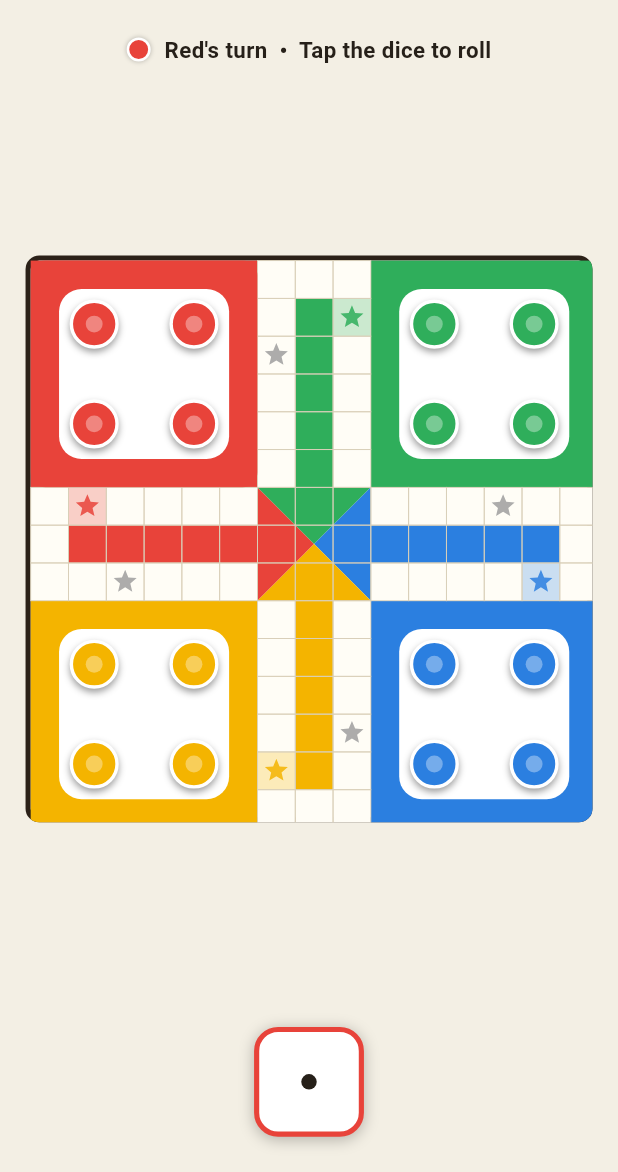
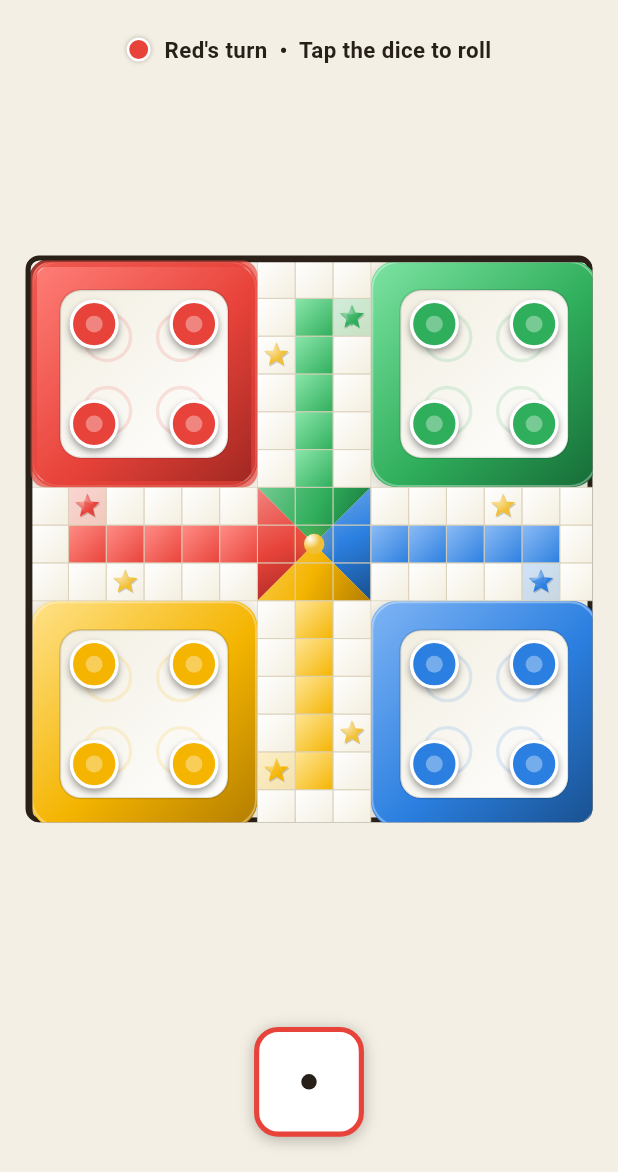
Before and after one commit to Gulshid/Ludo-Game, a Flutter app: the GameScreen screen opened directly, after a tap on the "volume up" icon, on a phone screen of 412 x 824 dp, the part 64-1236 px from its top. Run offline on Flutter 3.47's test engine with Material 3 defaults, Android fonts, the phone set to English and light mode, and no system bars; our stand-ins replace audioplayers, confetti, flutter_screenutil, shared_preferences; accounts and stored records are empty.

Commit message:
Board painter is updated

```diff
--- a/ludo_game/lib/widgets/board_painter.dart
+++ b/ludo_game/lib/widgets/board_painter.dart
@@ -3,23 +3,22 @@ import 'package:flutter/material.dart';
 import '../constants/app_colors.dart';
 import '../constants/board_constants.dart';
 
-/// Draws the entire static Ludo board onto a canvas, cell by cell,
-/// using a logical 15x15 grid (see [BoardConstants.gridSize]).
+/// Draws the entire Ludo board onto a canvas, cell by cell, using a
+/// logical 15x15 grid (see [BoardConstants.gridSize]).
 ///
-/// Layout reference (row, col — both 0-indexed):
-///  - Yards: 4 corners, each a 6x6 block.
-///  - Cross arms: the remaining "+" shaped path (rows/cols 6-8).
-///  - Center 3x3 (rows 6-8, cols 6-8): the finishing triangle area.
-///  - Each arm's middle row/column (excluding the outer starting cell)
-///    is colored as that player's home lane.
-///  - 8 safe cells (4 colored start cells + 4 star cells) are marked.
+/// This version renders every surface with a light-lit gradient (top
+/// -left highlight, bottom-right shadow) so that — combined with the
+/// slight perspective tilt applied by [LudoBoard] — the whole board
+/// reads as a raised, glossy game piece rather than a flat drawing.
 class BoardPainter extends CustomPainter {
   final double cellSize;
+  final double glowT;
 
-  BoardPainter({required this.cellSize});
+  BoardPainter({required this.cellSize, this.glowT = 0});
 
   @override
   void paint(Canvas canvas, Size size) {
+    _drawBaseShadow(canvas, size);
     _drawYards(canvas);
     _drawPathCells(canvas);
     _drawHomeLanes(canvas);
@@ -27,6 +26,15 @@ class BoardPainter extends CustomPainter {
     _drawStarCells(canvas);
     _drawCenterTriangle(canvas);
     _drawGridLines(canvas);
+    _drawArrows(canvas);
+  }
+
+  void _drawBaseShadow(Canvas canvas, Size size) {
+    final rrect = RRect.fromRectAndRadius(
+      Rect.fromLTWH(0, 0, size.width, size.height),
+      Radius.circular(cellSize * 0.5),
+    );
+    canvas.drawRRect(rrect, Paint()..color = AppColors.boardBackground);
   }
 
   // ---------------------------------------------------------------------
@@ -35,43 +43,103 @@ class BoardPainter extends CustomPainter {
   void _drawYards(Canvas canvas) {
     BoardConstants.yardBounds.forEach((colorKey, bounds) {
       final color = AppColors.fromKey(colorKey);
+      final dark = AppColors.darkFromKey(colorKey);
+      final light = AppColors.lightFromKey(colorKey);
       final rect = _rectFromBounds(bounds);
+      final radius = Radius.circular(cellSize * 0.7);
 
-      // Outer colored square.
-      canvas.drawRect(rect, Paint()..color = color);
+      canvas.drawRRect(
+        RRect.fromRectAndRadius(rect.shift(Offset(0, cellSize * 0.08)), radius),
+        Paint()
+          ..color = Colors.black.withValues(alpha: 0.18)
+          ..maskFilter = MaskFilter.blur(BlurStyle.normal, cellSize * 0.2),
+      );
 
-      // Inner white "tray" that visually holds the 4 tokens, inset by
-      // roughly 3/4 of a cell on every side.
-      final inset = cellSize * 0.75;
+      canvas.drawRRect(
+        RRect.fromRectAndRadius(rect, radius),
+        Paint()
+          ..shader = LinearGradient(
+            begin: Alignment.topLeft,
+            end: Alignment.bottomRight,
+            colors: [light, color, dark],
+            stops: const [0.0, 0.55, 1.0],
+          ).createShader(rect),
+      );
+
+      canvas.drawRRect(
+        RRect.fromRectAndRadius(rect.deflate(cellSize * 0.04), radius),
+        Paint()
+          ..style = PaintingStyle.stroke
+          ..strokeWidth = cellSize * 0.05
+          ..color = Colors.white.withValues(alpha: 0.35),
+      );
+
+      final inset = cellSize * 0.78;
       final innerRect = Rect.fromLTRB(
         rect.left + inset,
         rect.top + inset,
         rect.right - inset,
         rect.bottom - inset,
       );
+      final innerRRect =
+          RRect.fromRectAndRadius(innerRect, Radius.circular(cellSize * 0.55));
+
       canvas.drawRRect(
-        RRect.fromRectAndRadius(innerRect, Radius.circular(cellSize * 0.6)),
-        Paint()..color = Colors.white,
+        innerRRect,
+        Paint()
+          ..shader = LinearGradient(
+            begin: Alignment.topLeft,
+            end: Alignment.bottomRight,
+            colors: const [Color(0xFFF2EEE1), Colors.white],
+          ).createShader(innerRect),
       );
+      canvas.drawRRect(
+        innerRRect,
+        Paint()
+          ..style = PaintingStyle.stroke
+          ..strokeWidth = cellSize * 0.06
+          ..color = Colors.black.withValues(alpha: 0.12),
+      );
+
+      for (final frac in BoardConstants.yardTokenSlots) {
+        final c = Offset(
+          innerRect.left + frac[0] * innerRect.width,
+          innerRect.top + frac[1] * innerRect.height,
+        );
+        canvas.drawCircle(
+          c,
+          cellSize * 0.62,
+          Paint()
+            ..color = color.withValues(alpha: 0.14)
+            ..style = PaintingStyle.stroke
+            ..strokeWidth = cellSize * 0.09,
+        );
+      }
     });
   }
 
   // ---------------------------------------------------------------------
-  // Cross-shaped path (white background cells)
+  // Cross-shaped path (background cells)
   // ---------------------------------------------------------------------
   void _drawPathCells(Canvas canvas) {
-    final paint = Paint()..color = AppColors.pathCell;
     for (int row = 0; row < BoardConstants.gridSize; row++) {
       for (int col = 0; col < BoardConstants.gridSize; col++) {
         if (_isCrossCell(row, col)) {
-          canvas.drawRect(_cellRect(row, col), paint);
+          final rect = _cellRect(row, col);
+          canvas.drawRect(
+            rect,
+            Paint()
+              ..shader = const LinearGradient(
+                begin: Alignment.topLeft,
+                end: Alignment.bottomRight,
+                colors: [Color(0xFFFFFFFF), Color(0xFFF3EEDF)],
+              ).createShader(rect),
+          );
         }
       }
     }
   }
 
-  /// True for any cell that belongs to the "+" shaped path/home area
-  /// (i.e. NOT one of the 4 corner yards).
   bool _isCrossCell(int row, int col) {
     final inMiddleCols = col >= 6 && col <= 8;
     final inMiddleRows = row >= 6 && row <= 8;
@@ -79,13 +147,23 @@ class BoardPainter extends CustomPainter {
   }
 
   // ---------------------------------------------------------------------
-  // Colored home lanes (5 cells per color leading into the center)
+  // Colored home lanes
   // ---------------------------------------------------------------------
   void _drawHomeLanes(Canvas canvas) {
     BoardConstants.homeLaneCells.forEach((colorKey, cells) {
-      final paint = Paint()..color = AppColors.fromKey(colorKey);
+      final color = AppColors.fromKey(colorKey);
+      final light = AppColors.lightFromKey(colorKey);
       for (final cell in cells) {
-        canvas.drawRect(_cellRect(cell[0], cell[1]), paint);
+        final rect = _cellRect(cell[0], cell[1]);
+        canvas.drawRect(
+          rect,
+          Paint()
+            ..shader = LinearGradient(
+              begin: Alignment.topLeft,
+              end: Alignment.bottomRight,
+              colors: [light.withValues(alpha: 0.9), color],
+            ).createShader(rect),
+        );
       }
     });
   }
@@ -97,23 +175,20 @@ class BoardPainter extends CustomPainter {
     BoardConstants.startCells.forEach((colorKey, cell) {
       final color = AppColors.fromKey(colorKey);
       final rect = _cellRect(cell[0], cell[1]);
-
-      canvas.drawRect(rect, Paint()..color = color.withValues(alpha: 0.25));
-      _drawStar(canvas, rect.center, cellSize * 0.32, color);
+      canvas.drawRect(rect, Paint()..color = color.withValues(alpha: 0.22));
+      _drawStar(canvas, rect.center, cellSize * 0.34, color, glossy: true);
     });
   }
 
-  // ---------------------------------------------------------------------
-  // Plain (uncolored) safe cells, marked with a grey star
-  // ---------------------------------------------------------------------
   void _drawStarCells(Canvas canvas) {
     for (final cell in BoardConstants.starCells) {
       final rect = _cellRect(cell[0], cell[1]);
-      _drawStar(canvas, rect.center, cellSize * 0.32, AppColors.disabled);
+      _drawStar(canvas, rect.center, cellSize * 0.34, AppColors.gold, glossy: true);
     }
   }
 
-  void _drawStar(Canvas canvas, Offset center, double radius, Color color) {
+  void _drawStar(Canvas canvas, Offset center, double radius, Color color,
+      {bool glossy = false}) {
     const int points = 5;
     final path = Path();
     final double innerRadius = radius * 0.45;
@@ -130,12 +205,28 @@ class BoardPainter extends CustomPainter {
       }
     }
     path.close();
-    canvas.drawPath(path, Paint()..color = color.withValues(alpha: 0.85));
+
+    canvas.drawPath(
+      path.shift(const Offset(0.6, 0.9)),
+      Paint()..color = Colors.black.withValues(alpha: 0.18),
+    );
+
+    if (glossy) {
+      canvas.drawPath(
+        path,
+        Paint()
+          ..shader = RadialGradient(
+            center: const Alignment(-0.4, -0.5),
+            colors: [Color.lerp(color, Colors.white, 0.6)!, color],
+          ).createShader(Rect.fromCircle(center: center, radius: radius)),
+      );
+    } else {
+      canvas.drawPath(path, Paint()..color = color.withValues(alpha: 0.85));
+    }
   }
 
   // ---------------------------------------------------------------------
-  // Center triangle ("home") — 4 triangles meeting at the middle,
-  // each colored and pointing inward, matching that color's home lane.
+  // Center triangle ("home")
   // ---------------------------------------------------------------------
   void _drawCenterTriangle(Canvas canvas) {
     final Rect centerRect = _rectFromBounds([6, 8, 6, 8]);
@@ -145,33 +236,90 @@ class BoardPainter extends CustomPainter {
     final Offset bottomRight = centerRect.bottomRight;
     final Offset middle = centerRect.center;
 
-    // Red triangle — left side, pointing right into the middle.
-    _fillTriangle(canvas, [topLeft, bottomLeft, middle], AppColors.red);
-    // Green triangle — top side, pointing down into the middle.
-    _fillTriangle(canvas, [topLeft, topRight, middle], AppColors.green);
-    // Blue triangle — right side, pointing left into the middle.
-    _fillTriangle(canvas, [topRight, bottomRight, middle], AppColors.blue);
-    // Yellow triangle — bottom side, pointing up into the middle.
-    _fillTriangle(canvas, [bottomLeft, bottomRight, middle], AppColors.yellow);
+    _fillTriangle(canvas, [topLeft, bottomLeft, middle], AppColors.red, AppColors.redDark);
+    _fillTriangle(canvas, [topLeft, topRight, middle], AppColors.green, AppColors.greenDark);
+    _fillTriangle(canvas, [topRight, bottomRight, middle], AppColors.blue, AppColors.blueDark);
+    _fillTriangle(canvas, [bottomLeft, bottomRight, middle], AppColors.yellow, AppColors.yellowDark);
+
+    final glowRadius = centerRect.width * (0.22 + 0.06 * glowT);
+    canvas.drawCircle(
+      middle,
+      glowRadius,
+      Paint()
+        ..shader = RadialGradient(
+          colors: [
+            AppColors.gold.withValues(alpha: 0.55 * (0.5 + 0.5 * glowT)),
+            AppColors.gold.withValues(alpha: 0.0),
+          ],
+        ).createShader(Rect.fromCircle(center: middle, radius: glowRadius)),
+    );
+    canvas.drawCircle(
+      middle,
+      centerRect.width * 0.09,
+      Paint()
+        ..shader = RadialGradient(
+          center: const Alignment(-0.4, -0.5),
+          colors: [Colors.white, AppColors.gold],
+        ).createShader(Rect.fromCircle(center: middle, radius: centerRect.width * 0.09)),
+    );
   }
 
-  void _fillTriangle(Canvas canvas, List<Offset> points, Color color) {
+  void _fillTriangle(Canvas canvas, List<Offset> points, Color color, Color dark) {
     final path = Path()
       ..moveTo(points[0].dx, points[0].dy)
       ..lineTo(points[1].dx, points[1].dy)
       ..lineTo(points[2].dx, points[2].dy)
       ..close();
-    canvas.drawPath(path, Paint()..color = color);
+    final bounds = path.getBounds();
+    canvas.drawPath(
+      path,
+      Paint()
+        ..shader = LinearGradient(
+          begin: Alignment.topLeft,
+          end: Alignment.bottomRight,
+          colors: [Color.lerp(color, Colors.white, 0.35)!, color, dark],
+          stops: const [0.0, 0.5, 1.0],
+        ).createShader(bounds),
+    );
   }
 
   // ---------------------------------------------------------------------
-  // Grid lines (drawn last, on top, so every path/yard cell has a crisp
-  // border)
+  // Directional arrows at each color's entrance cell
+  // ---------------------------------------------------------------------
+  void _drawArrows(Canvas canvas) {
+    final arrows = <List<dynamic>>[
+      [BoardConstants.startCells['red']!, 1.0, 0.0, AppColors.red],
+      [BoardConstants.startCells['green']!, 0.0, 1.0, AppColors.green],
+      [BoardConstants.startCells['blue']!, -1.0, 0.0, AppColors.blue],
+      [BoardConstants.startCells['yellow']!, 0.0, -1.0, AppColors.yellow],
+    ];
+    for (final a in arrows) {
+      final cell = a[0] as List<int>;
+      final dx = a[1] as double;
+      final dy = a[2] as double;
+      final color = a[3] as Color;
+      final rect = _cellRect(cell[0], cell[1]);
+      final center = rect.center;
+      final len = cellSize * 0.26;
+      final tip = center + Offset(dx * len, dy * len);
+      final baseA = center + Offset(-dy * len * 0.55, dx * len * 0.55) - Offset(dx * len * 0.3, dy * len * 0.3);
+      final baseB = center + Offset(dy * len * 0.55, -dx * len * 0.55) - Offset(dx * len * 0.3, dy * len * 0.3);
+      final path = Path()
+        ..moveTo(tip.dx, tip.dy)
+        ..lineTo(baseA.dx, baseA.dy)
+        ..lineTo(baseB.dx, baseB.dy)
+        ..close();
+      canvas.drawPath(path, Paint()..color = color.withValues(alpha: 0.55));
+    }
+  }
+
+  // ---------------------------------------------------------------------
+  // Grid lines
   // ---------------------------------------------------------------------
   void _drawGridLines(Canvas canvas) {
     final paint = Paint()
-      ..color = AppColors.cellBorder
-      ..strokeWidth = 0.6
+      ..color = AppColors.cellBorder.withValues(alpha: 0.7)
+      ..strokeWidth = 0.7
       ..style = PaintingStyle.stroke;
 
     for (int row = 0; row < BoardConstants.gridSize; row++) {
@@ -181,18 +329,27 @@ class BoardPainter extends CustomPainter {
         }
       }
     }
+
+    final outerRect = Rect.fromLTWH(
+      0,
+      0,
+      BoardConstants.gridSize * cellSize,
+      BoardConstants.gridSize * cellSize,
+    );
+    canvas.drawRRect(
+      RRect.fromRectAndRadius(outerRect, Radius.circular(cellSize * 0.5)),
+      Paint()
+        ..style = PaintingStyle.stroke
+        ..strokeWidth = cellSize * 0.09
+        ..color = AppColors.boardOuterBorder,
+    );
   }
 
   // ---------------------------------------------------------------------
   // Geometry helpers
   // ---------------------------------------------------------------------
   Rect _cellRect(int row, int col) {
-    return Rect.fromLTWH(
-      col * cellSize,
-      row * cellSize,
-      cellSize,
-      cellSize,
-    );
+    return Rect.fromLTWH(col * cellSize, row * cellSize, cellSize, cellSize);
   }
 
   Rect _rectFromBounds(List<int> bounds) {
@@ -210,6 +367,6 @@ class BoardPainter extends CustomPainter {
 
   @override
   bool shouldRepaint(covariant BoardPainter oldDelegate) {
-    return oldDelegate.cellSize != cellSize;
+    return oldDelegate.cellSize != cellSize || oldDelegate.glowT != glowT;
   }
 }
```
